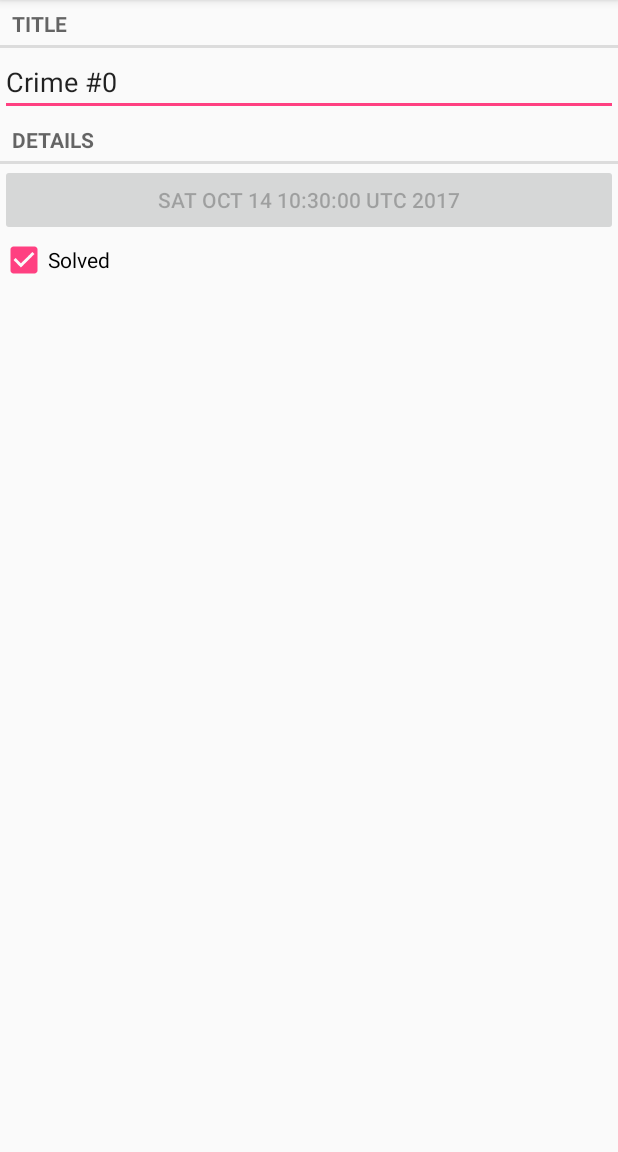
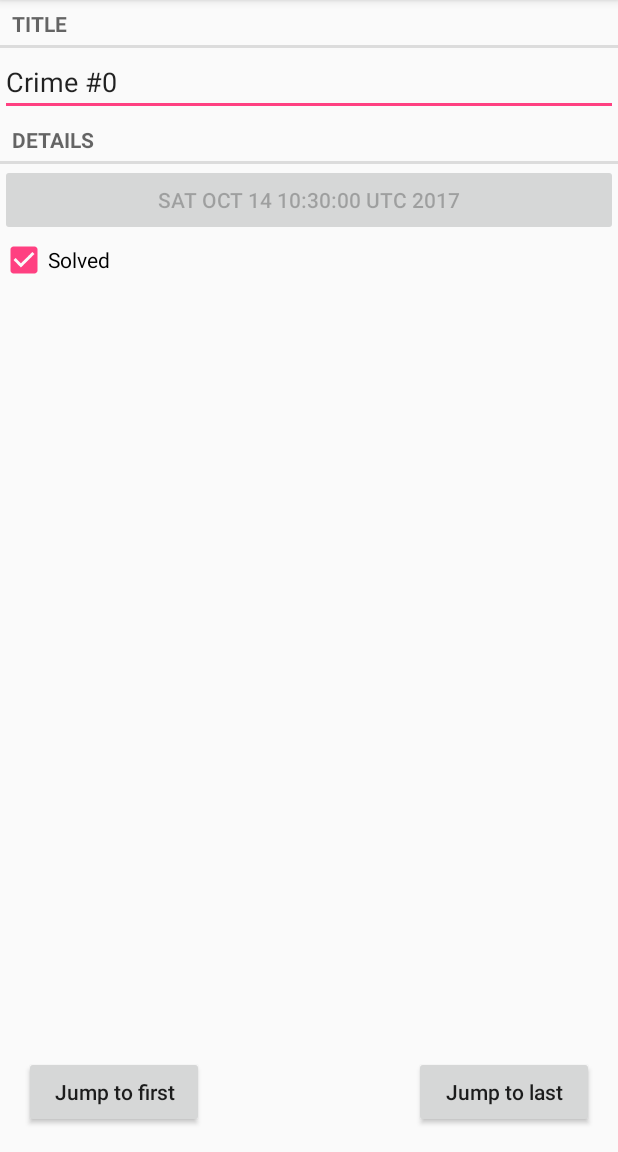
Before and after one commit to riemeri/CriminalIntent, an Android app: the screen it shows after launch (CrimePagerActivity), after a tap on an icon or button, on a phone screen of 412 x 824 dp, the part 84-1236 px from its top. Run offline under Robolectric (Android 15) with nearby library versions, the phone set to English and light mode, and no system bars.

Commit message:
Added buttons to jump to first/last crime
-Added linear layout, constraint layout, and buttons to activity_crime_pager.xml
-Activate buttons in CrimePagerActivity.java

```diff
--- a/app/src/main/java/com/bignerdranch/android/criminalintent/CrimeFragment.java
+++ b/app/src/main/java/com/bignerdranch/android/criminalintent/CrimeFragment.java
@@ -1,5 +1,7 @@
 package com.bignerdranch.android.criminalintent;
 
+import android.app.Activity;
+import android.content.Context;
 import android.os.Bundle;
 import android.support.v4.app.Fragment;
 import android.text.Editable;
@@ -47,7 +49,7 @@ public class CrimeFragment extends Fragment {
     }
 
     @Override
-    public View onCreateView(LayoutInflater inflater, ViewGroup container, Bundle savedInstanceState) {
+    public View onCreateView(final LayoutInflater inflater, final ViewGroup container, Bundle savedInstanceState) {
         View v = inflater.inflate(R.layout.fragment_crime, container, false);
 
         mTitleField = (EditText) v.findViewById(R.id.crime_title);
--- a/app/src/main/java/com/bignerdranch/android/criminalintent/CrimeListFragment.java
+++ b/app/src/main/java/com/bignerdranch/android/criminalintent/CrimeListFragment.java
@@ -1,5 +1,6 @@
 package com.bignerdranch.android.criminalintent;
 
+import android.app.Activity;
 import android.content.Intent;
 import android.os.Bundle;
 import android.support.annotation.Nullable;
@@ -64,6 +65,8 @@ public class CrimeListFragment extends Fragment {
         private ImageView mSolvedImageView;
         private Crime mCrime;
 
+        private static final int REQUEST_CODE_JUMP = 0;
+
         public CrimeHolder(LayoutInflater inflater, ViewGroup parent) {
             super(inflater.inflate(R.layout.list_item_crime, parent, false));
             itemView.setOnClickListener(this);
@@ -85,6 +88,7 @@ public class CrimeListFragment extends Fragment {
             Intent intent = CrimePagerActivity.newIntent(getActivity(), mCrime.getID());
             startActivity(intent);
         }
+
     }
 
     private class CrimeAdapter extends RecyclerView.Adapter<CrimeHolder> {
--- a/app/src/main/java/com/bignerdranch/android/criminalintent/CrimePagerActivity.java
+++ b/app/src/main/java/com/bignerdranch/android/criminalintent/CrimePagerActivity.java
@@ -10,6 +10,8 @@ import android.support.v4.app.FragmentManager;
 import android.support.v4.app.FragmentStatePagerAdapter;
 import android.support.v4.view.ViewPager;
 import android.support.v7.app.AppCompatActivity;
+import android.view.View;
+import android.widget.Button;
 
 import java.util.List;
 import java.util.UUID;
@@ -23,6 +25,8 @@ public class CrimePagerActivity extends AppCompatActivity {
 
     private ViewPager mViewPager;
     private List<Crime> mCrimes;
+    private Button mFirstButton;
+    private Button mLastButton;
 
     public static Intent newIntent(Context packageContext, UUID crimeId) {
         Intent intent = new Intent(packageContext, CrimePagerActivity.class);
@@ -60,5 +64,21 @@ public class CrimePagerActivity extends AppCompatActivity {
                 break;
             }
         }
+
+        mFirstButton = (Button) findViewById(R.id.first_crime_button);
+        mFirstButton.setOnClickListener(new View.OnClickListener() {
+            @Override
+            public void onClick(View view) {
+                mViewPager.setCurrentItem(0);
+            }
+        });
+
+        mLastButton = (Button) findViewById(R.id.last_crime_button);
+        mLastButton.setOnClickListener(new View.OnClickListener() {
+            @Override
+            public void onClick(View view) {
+                mViewPager.setCurrentItem(mCrimes.size() - 1);
+            }
+        });
     }
 }
--- a/app/src/main/res/layout/activity_crime_pager.xml
+++ b/app/src/main/res/layout/activity_crime_pager.xml
@@ -1,8 +1,49 @@
 <?xml version="1.0" encoding="utf-8"?>
-<android.support.v4.view.ViewPager
+<LinearLayout
     xmlns:android="http://schemas.android.com/apk/res/android"
-    android:id="@+id/crime_view_pager"
+    xmlns:app="http://schemas.android.com/apk/res-auto"
+    xmlns:tools="http://schemas.android.com/tools"
     android:layout_width="match_parent"
-    android:layout_height="match_parent">
+    android:layout_height="match_parent"
+    android:orientation="vertical"
+    android:weightSum="1">
 
-</android.support.v4.view.ViewPager>
+    <android.support.v4.view.ViewPager
+        android:id="@+id/crime_view_pager"
+        android:layout_width="match_parent"
+        android:layout_height="wrap_content"
+        android:layout_weight="1">
+
+    </android.support.v4.view.ViewPager>
+
+    <android.support.constraint.ConstraintLayout
+        android:layout_width="match_parent"
+        android:layout_height="wrap_content">
+
+        <Button
+            android:id="@+id/first_crime_button"
+            android:layout_width="120dp"
+            android:layout_height="wrap_content"
+            android:layout_marginLeft="16dp"
+            android:text="Jump to first"
+            android:textAllCaps="false"
+            app:layout_constraintLeft_toLeftOf="parent"
+            app:layout_constraintBottom_toBottomOf="parent"
+            android:layout_marginBottom="16dp"
+            app:layout_constraintTop_toTopOf="parent"
+            android:layout_marginTop="8dp"/>
+
+        <Button
+            android:id="@+id/last_crime_button"
+            android:layout_width="120dp"
+            android:layout_height="wrap_content"
+            android:layout_marginRight="16dp"
+            android:text="Jump to last"
+            android:textAllCaps="false"
+            app:layout_constraintRight_toRightOf="parent"
+            app:layout_constraintBottom_toBottomOf="parent"
+            android:layout_marginBottom="16dp"
+            app:layout_constraintTop_toTopOf="parent"
+            android:layout_marginTop="8dp"/>
+    </android.support.constraint.ConstraintLayout>
+</LinearLayout>
--- a/app/src/main/res/layout/fragment_crime.xml
+++ b/app/src/main/res/layout/fragment_crime.xml
@@ -1,9 +1,12 @@
 <?xml version="1.0" encoding="utf-8"?>
 <LinearLayout xmlns:android="http://schemas.android.com/apk/res/android"
+              xmlns:app="http://schemas.android.com/apk/res-auto"
+              xmlns:tools="http://schemas.android.com/tools"
               android:orientation="vertical"
               android:layout_width="match_parent"
               android:layout_height="match_parent"
-              android:layout_margin="16dp">
+              android:layout_margin="16dp"
+              android:layout_marginRight="16dp">
 
     <TextView
         style="?android:listSeparatorTextViewStyle"
```
